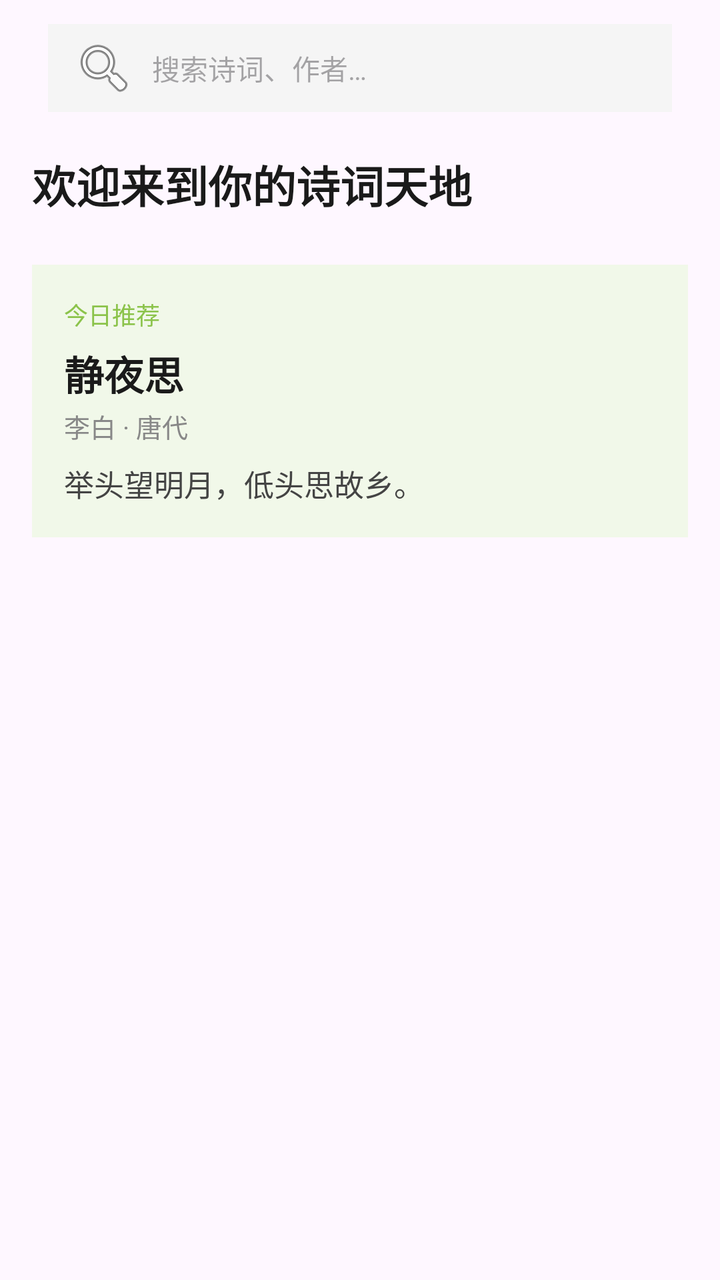
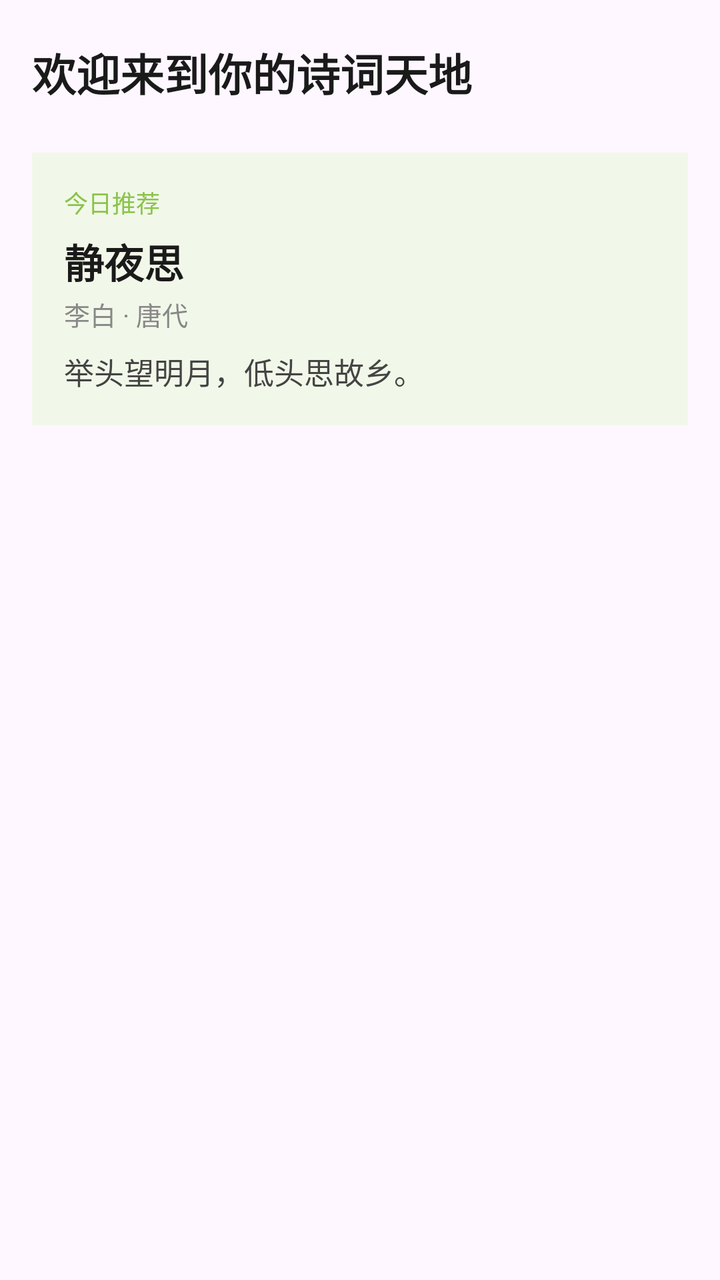

An Android layout rendered at two revisions. The XML below is the earlier revision; the diff shows what the commit changed to produce the second picture.
<!-- AndroidManifest.xml: application theme Theme.PoemApp -->
<!-- res/layout/fragment_home.xml -->
<?xml version="1.0" encoding="utf-8"?>
<androidx.constraintlayout.widget.ConstraintLayout
    xmlns:android="http://schemas.android.com/apk/res/android"
    xmlns:app="http://schemas.android.com/apk/res-auto"
    android:layout_width="match_parent"
    android:layout_height="match_parent">
    


    <EditText
        android:id="@+id/etSearchBar"
        android:layout_width="0dp"
        android:layout_height="44dp"
        android:layout_marginStart="24dp"
        android:layout_marginEnd="24dp"
        android:layout_marginTop="12dp"
        android:background="#F5F5F5"
        android:drawableStart="@android:drawable/ic_menu_search"
        android:drawablePadding="8dp"
        android:gravity="center_vertical"
        android:hint="搜索诗词、作者…"
        android:paddingStart="12dp"
        android:paddingEnd="12dp"
        android:textSize="14sp"
        android:focusable="false"
        android:clickable="true"
        android:inputType="none"
        app:layout_constraintStart_toStartOf="parent"
        app:layout_constraintEnd_toEndOf="parent"
        app:layout_constraintTop_toTopOf="parent"
        />

    <TextView
        android:id="@+id/tvGreeting"
        android:layout_width="0dp"
        android:layout_height="wrap_content"
        android:layout_marginStart="16dp"
        android:layout_marginEnd="16dp"
        android:layout_marginTop="20dp"
        android:text="欢迎来到你的诗词天地"
        android:textColor="#1A1A1A"
        android:textSize="22sp"
        android:textStyle="bold"
        app:layout_constraintStart_toStartOf="parent"
        app:layout_constraintEnd_toEndOf="parent"
        app:layout_constraintTop_toBottomOf="@id/etSearchBar" />

    <LinearLayout
        android:id="@+id/cardDaily"
        android:layout_width="0dp"
        android:layout_height="wrap_content"
        android:layout_marginStart="16dp"
        android:layout_marginEnd="16dp"
        android:layout_marginTop="16dp"
        android:background="#F1F8E9"
        android:orientation="vertical"
        android:padding="16dp"
        app:layout_constraintStart_toStartOf="parent"
        app:layout_constraintEnd_toEndOf="parent"
        app:layout_constraintTop_toBottomOf="@id/chipGroup">

        <TextView
            android:layout_width="wrap_content"
            android:layout_height="wrap_content"
            android:text="今日推荐"
            android:textSize="12sp"
            android:textColor="#8BC34A" />

        <TextView
            android:id="@+id/tvDailyTitle"
            android:layout_width="match_parent"
            android:layout_height="wrap_content"
            android:layout_marginTop="6dp"
            android:text="静夜思"
            android:textSize="20sp"
            android:textStyle="bold"
            android:textColor="#1A1A1A" />

        <TextView
            android:id="@+id/tvDailyAuthor"
            android:layout_width="match_parent"
            android:layout_height="wrap_content"
            android:layout_marginTop="2dp"
            android:text="李白 · 唐代"
            android:textSize="13sp"
            android:textColor="#888888" />

        <TextView
            android:id="@+id/tvDailyLine"
            android:layout_width="match_parent"
            android:layout_height="wrap_content"
            android:layout_marginTop="8dp"
            android:text="举头望明月，低头思故乡。"
            android:textSize="15sp"
            android:textColor="#444444" />

    </LinearLayout>

    <com.google.android.material.chip.ChipGroup
        android:id="@+id/chipGroup"
        android:layout_width="0dp"
        android:layout_height="wrap_content"
        android:layout_marginTop="8dp"
        android:paddingStart="16dp"
        android:paddingEnd="16dp"
        app:chipSpacingHorizontal="8dp"
        app:singleLine="true"
        app:singleSelection="true"
        app:selectionRequired="true"
        app:layout_constraintStart_toStartOf="parent"
        app:layout_constraintEnd_toEndOf="parent"
        app:layout_constraintTop_toBottomOf="@id/tvGreeting" />

    <androidx.recyclerview.widget.RecyclerView
        android:id="@+id/rvPoems"
        android:layout_width="0dp"
        android:layout_height="0dp"
        android:layout_marginStart="16dp"
        android:layout_marginEnd="16dp"
        android:layout_marginTop="16dp"
        android:layout_marginBottom="16dp"
        app:layout_constraintStart_toStartOf="parent"
        app:layout_constraintEnd_toEndOf="parent"
        app:layout_constraintTop_toBottomOf="@id/cardDaily"
        app:layout_constraintBottom_toBottomOf="parent" />
    
</androidx.constraintlayout.widget.ConstraintLayout>
<!-- resources referenced by this layout -->
<resources>
  <style name="Theme.PoemApp" parent="Base.Theme.PoemApp" />
  <style name="Base.Theme.PoemApp" parent="Theme.Material3.DayNight.NoActionBar">
          
          
      </style>
</resources>

<!-- the commit's change to res/layout/fragment_home.xml (unified diff, before → after) -->
@@ -1,4 +1,4 @@
-<?xml version="1.0" encoding="utf-8"?>
+﻿<?xml version="1.0" encoding="utf-8"?>
 <androidx.constraintlayout.widget.ConstraintLayout
     xmlns:android="http://schemas.android.com/apk/res/android"
     xmlns:app="http://schemas.android.com/apk/res-auto"
@@ -6,29 +6,6 @@
     android:layout_height="match_parent">
     
 
-
-    <EditText
-        android:id="@+id/etSearchBar"
-        android:layout_width="0dp"
-        android:layout_height="44dp"
-        android:layout_marginStart="24dp"
-        android:layout_marginEnd="24dp"
-        android:layout_marginTop="12dp"
-        android:background="#F5F5F5"
-        android:drawableStart="@android:drawable/ic_menu_search"
-        android:drawablePadding="8dp"
-        android:gravity="center_vertical"
-        android:hint="搜索诗词、作者…"
-        android:paddingStart="12dp"
-        android:paddingEnd="12dp"
-        android:textSize="14sp"
-        android:focusable="false"
-        android:clickable="true"
-        android:inputType="none"
-        app:layout_constraintStart_toStartOf="parent"
-        app:layout_constraintEnd_toEndOf="parent"
-        app:layout_constraintTop_toTopOf="parent"
-        />
 
     <TextView
         android:id="@+id/tvGreeting"
@@ -43,7 +20,7 @@
         android:textStyle="bold"
         app:layout_constraintStart_toStartOf="parent"
         app:layout_constraintEnd_toEndOf="parent"
-        app:layout_constraintTop_toBottomOf="@id/etSearchBar" />
+        app:layout_constraintTop_toTopOf="parent" />
 
     <LinearLayout
         android:id="@+id/cardDaily"
